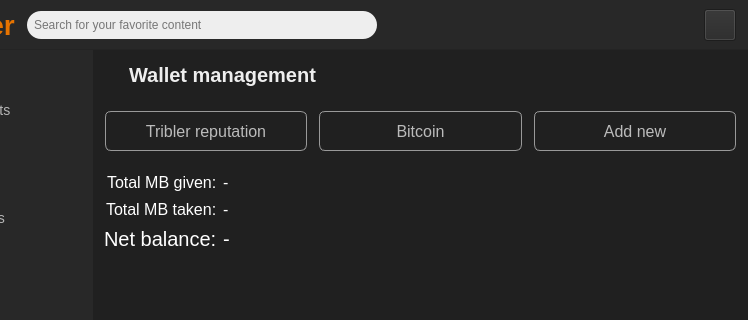
Above: TriblerGUI/qt_resources/mainwindow.ui from devos50/tribler before the change; both pictures show x 107 to 855 and y 0 to 320 of the 855 by 655 pixel window. Below: the same form after it.
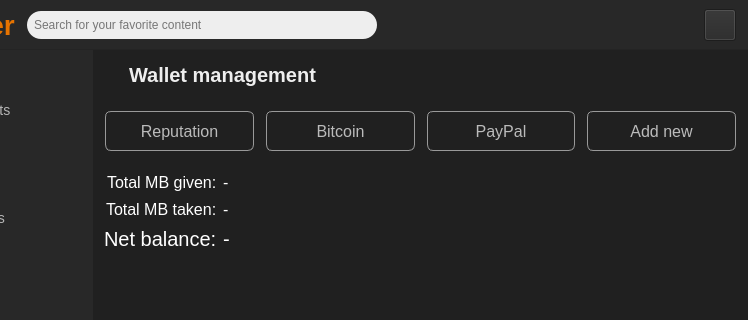
That is the form after the change. The open tabs and pages were chosen to show the change. Icons and pictures are not drawn. Custom widgets are drawn as their Qt base class.

What changed in the file:
```diff
--- a/TriblerGUI/qt_resources/mainwindow.ui
+++ b/TriblerGUI/qt_resources/mainwindow.ui
@@ -10469,7 +10469,7 @@
                 <cursorShape>PointingHandCursor</cursorShape>
                </property>
                <property name="text">
-                <string>Tribler reputation</string>
+                <string>Reputation</string>
                </property>
                <property name="icon">
                 <iconset>
@@ -10521,6 +10521,41 @@
                </property>
               </widget>
              </item>
+             <item>
+              <widget class="QPushButton" name="wallet_paypal_overview_button">
+               <property name="sizePolicy">
+                <sizepolicy hsizetype="Expanding" vsizetype="Fixed">
+                 <horstretch>0</horstretch>
+                 <verstretch>0</verstretch>
+                </sizepolicy>
+               </property>
+               <property name="minimumSize">
+                <size>
+                 <width>0</width>
+                 <height>40</height>
+                </size>
+               </property>
+               <property name="maximumSize">
+                <size>
+                 <width>16777215</width>
+                 <height>40</height>
+                </size>
+               </property>
+               <property name="text">
+                <string>PayPal</string>
+               </property>
+               <property name="icon">
+                <iconset>
+                 <normaloff>../images/paypal.png</normaloff>../images/paypal.png</iconset>
+               </property>
+               <property name="iconSize">
+                <size>
+                 <width>20</width>
+                 <height>20</height>
+                </size>
+               </property>
+              </widget>
+             </item>
              <item>
               <widget class="QPushButton" name="add_wallet_button">
                <property name="enabled">
```
Left out of the diff: 2 changed lines with no effect on the pictures.
